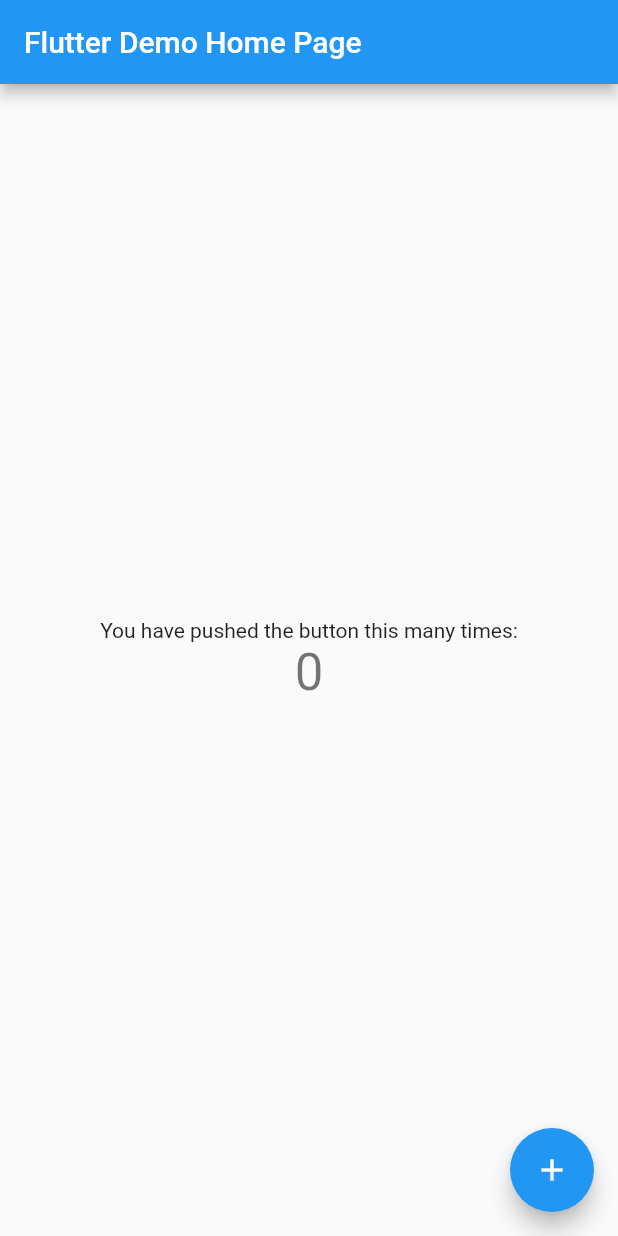
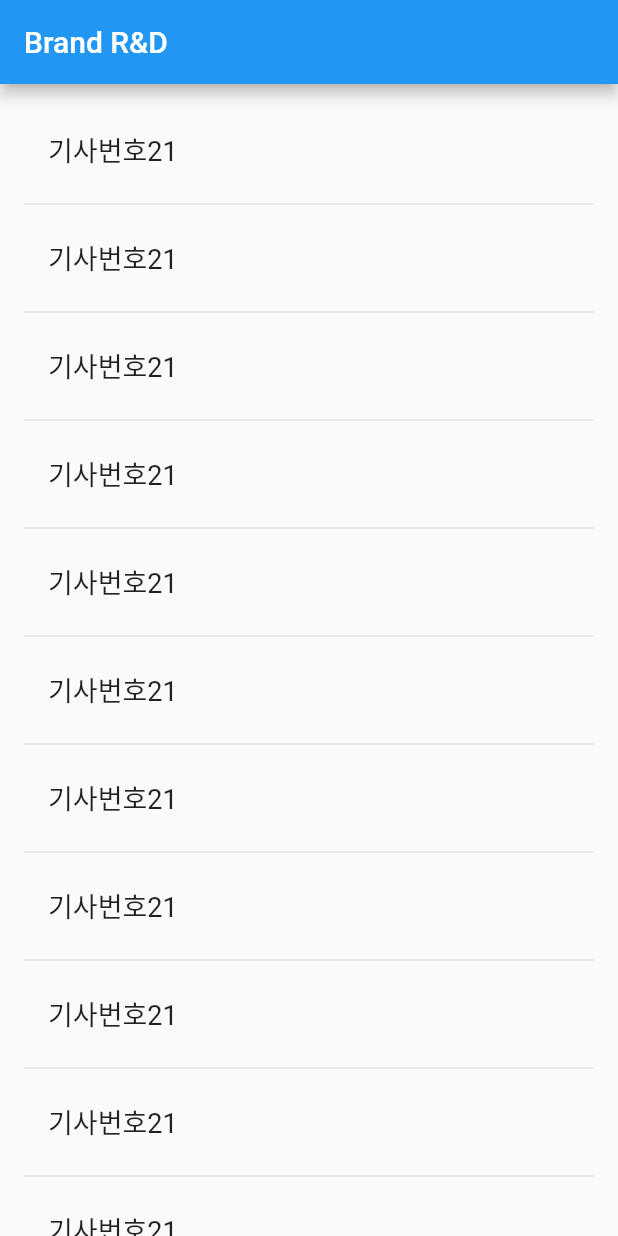
Before and after one commit to yslee1126/jflutter, a Flutter app: the screen it shows after launch, on a phone screen of 412 x 824 dp. Run offline on Flutter 3.47's test engine with Material 2 defaults, Android fonts, the light colour scheme and no system bars.

Commit message:
list view test

```diff
--- a/lib/main.dart
+++ b/lib/main.dart
@@ -1,115 +1,77 @@
+// Copyright 2018 The Flutter team. All rights reserved.
+// Use of this source code is governed by a BSD-style license that can be
+// found in the LICENSE file.
+
 import 'package:flutter/material.dart';
+import 'dart:math';
 
-void main() {
-  runApp(const MyApp());
-}
+void main() => runApp(MyApp());
 
 class MyApp extends StatelessWidget {
-  const MyApp({Key? key}) : super(key: key);
-
-  // This widget is the root of your application.
   @override
   Widget build(BuildContext context) {
     return MaterialApp(
-      title: 'Flutter Demo',
-      theme: ThemeData(
-        // This is the theme of your application.
-        //
-        // Try running your application with "flutter run". You'll see the
-        // application has a blue toolbar. Then, without quitting the app, try
-        // changing the primarySwatch below to Colors.green and then invoke
-        // "hot reload" (press "r" in the console where you ran "flutter run",
-        // or simply save your changes to "hot reload" in a Flutter IDE).
-        // Notice that the counter didn't reset back to zero; the application
-        // is not restarted.
-        primarySwatch: Colors.blue,
+      title: 'Brand R&D',
+      home: Scaffold(
+        appBar: AppBar(
+          title: Text('Brand R&D'),
+        ),
+        body: Center(
+          child: RandomWords(),
+        ),
       ),
-      home: const MyHomePage(title: 'Flutter Demo Home Page'),
     );
   }
 }
 
-class MyHomePage extends StatefulWidget {
-  const MyHomePage({Key? key, required this.title}) : super(key: key);
+class RandomWordsState extends State<RandomWords> {
 
-  // This widget is the home page of your application. It is stateful, meaning
-  // that it has a State object (defined below) that contains fields that affect
-  // how it looks.
-
-  // This class is the configuration for the state. It holds the values (in this
-  // case the title) provided by the parent (in this case the App widget) and
-  // used by the build method of the State. Fields in a Widget subclass are
-  // always marked "final".
-
-  final String title;
-
-  @override
-  State<MyHomePage> createState() => _MyHomePageState();
-}
-
-class _MyHomePageState extends State<MyHomePage> {
-  int _counter = 0;
-
-  void _incrementCounter() {
-    setState(() {
-      // This call to setState tells the Flutter framework that something has
-      // changed in this State, which causes it to rerun the build method below
-      // so that the display can reflect the updated values. If we changed
-      // _counter without calling setState(), then the build method would not be
-      // called again, and so nothing would appear to happen.
-      _counter++;
-    });
-  }
+  final _suggestions = <String>[];
+  final _biggerFont = const TextStyle(fontSize: 18.0);
 
   @override
   Widget build(BuildContext context) {
-    // This method is rerun every time setState is called, for instance as done
-    // by the _incrementCounter method above.
-    //
-    // The Flutter framework has been optimized to make rerunning build methods
-    // fast, so that you can just rebuild anything that needs updating rather
-    // than having to individually change instances of widgets.
     return Scaffold(
-      appBar: AppBar(
-        // Here we take the value from the MyHomePage object that was created by
-        // the App.build method, and use it to set our appbar title.
-        title: Text(widget.title),
+      body: _buildSuggestions(),
+    );
+  }
+
+  Widget _buildSuggestions() {
+    return ListView.builder(
+        padding: const EdgeInsets.all(16.0),
+        itemBuilder: /*1*/ (context, i) {
+          if (i.isOdd) return Divider(); /*2*/
+
+          final index = i ~/ 2; /*3*/
+          if (index >= _suggestions.length) {
+            final randomNum = Random().nextInt(100) + 1;
+            _suggestions.add('기사번호' + randomNum.toString()); /*4*/
+            _suggestions.add('기사번호' + randomNum.toString()); /*4*/
+            _suggestions.add('기사번호' + randomNum.toString()); /*4*/
+            _suggestions.add('기사번호' + randomNum.toString()); /*4*/
+            _suggestions.add('기사번호' + randomNum.toString()); /*4*/
+            _suggestions.add('기사번호' + randomNum.toString()); /*4*/
+            _suggestions.add('기사번호' + randomNum.toString()); /*4*/
+            _suggestions.add('기사번호' + randomNum.toString()); /*4*/
+            _suggestions.add('기사번호' + randomNum.toString()); /*4*/
+            _suggestions.add('기사번호' + randomNum.toString()); /*4*/
+            _suggestions.add('기사번호' + randomNum.toString()); /*4*/
+          }
+          return _buildRow(_suggestions[index]);
+        });
+  }
+
+  Widget _buildRow(String txt) {
+    return ListTile(
+      title: Text(
+        txt,
+        style: _biggerFont,
       ),
-      body: Center(
-        // Center is a layout widget. It takes a single child and positions it
-        // in the middle of the parent.
-        child: Column(
-          // Column is also a layout widget. It takes a list of children and
-          // arranges them vertically. By default, it sizes itself to fit its
-          // children horizontally, and tries to be as tall as its parent.
-          //
-          // Invoke "debug painting" (press "p" in the console, choose the
-          // "Toggle Debug Paint" action from the Flutter Inspector in Android
-          // Studio, or the "Toggle Debug Paint" command in Visual Studio Code)
-          // to see the wireframe for each widget.
-          //
-          // Column has various properties to control how it sizes itself and
-          // how it positions its children. Here we use mainAxisAlignment to
-          // center the children vertically; the main axis here is the vertical
-          // axis because Columns are vertical (the cross axis would be
-          // horizontal).
-          mainAxisAlignment: MainAxisAlignment.center,
-          children: <Widget>[
-            const Text(
-              'You have pushed the button this many times:',
-            ),
-            Text(
-              '$_counter',
-              style: Theme.of(context).textTheme.headline4,
-            ),
-          ],
-        ),
-      ),
-      floatingActionButton: FloatingActionButton(
-        onPressed: _incrementCounter,
-        tooltip: 'Increment',
-        child: const Icon(Icons.add),
-      ), // This trailing comma makes auto-formatting nicer for build methods.
     );
   }
 }
+
+class RandomWords extends StatefulWidget {
+  @override
+  RandomWordsState createState() => RandomWordsState();
+}
```
Also changed, not shown: 1 other file.
